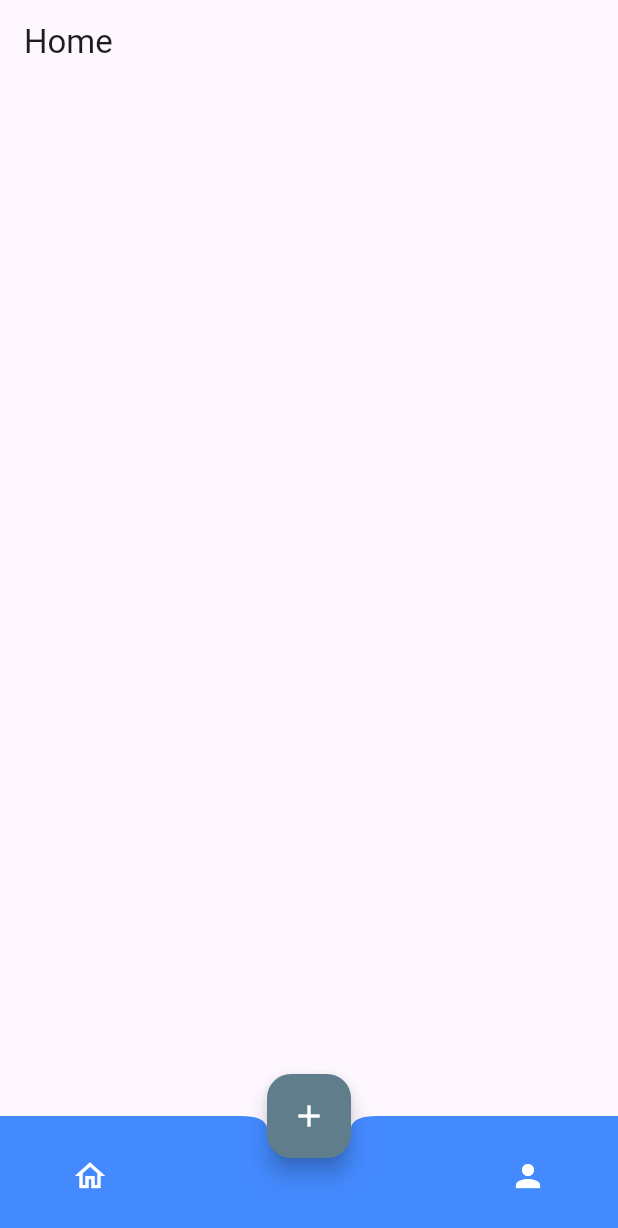
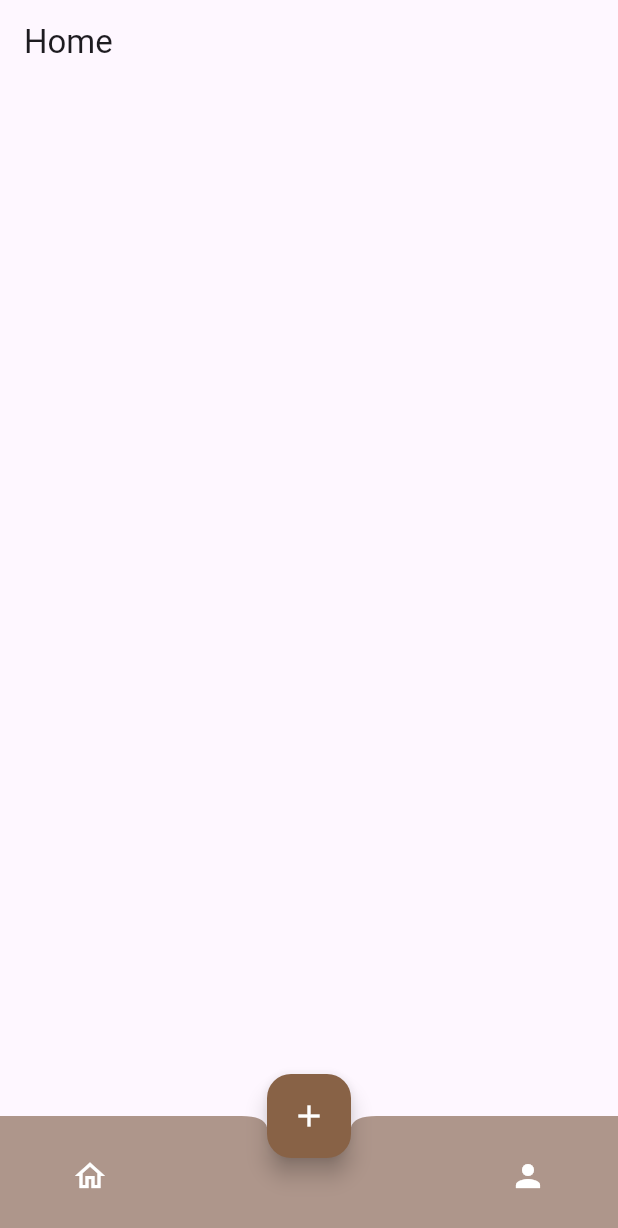
Before and after one commit to Nathan-Augustinov/ITFest, a Flutter app: the screen it shows after launch, on a phone screen of 412 x 824 dp. Shown: the top 1228 px of the screen. Run offline on Flutter 3.47's test engine with Material 3 defaults, Android fonts, the phone set to English and light mode, and no system bars.

Commit message:
Home - added appColors

```diff
--- /dev/null
+++ b/lib/constants/app_colors.dart
@@ -0,0 +1,10 @@
+import 'dart:ui';
+
+class AppColors {
+  static Color navBar = const Color.fromRGBO(174, 150, 139, 255);
+  static Color floatingNavBar = const Color(0xFF886246);
+  static const Color background = Color(0xFFf4f1ef);
+  static const Color green = Color(0xFF9fb071);
+  static const Color yellow = Color(0xFFf7d070);
+  static const Color orange = Color(0xFFee8758);
+}
--- a/lib/home/bottom_nav_bar.dart
+++ b/lib/home/bottom_nav_bar.dart
@@ -1,4 +1,5 @@
 import 'package:flutter/material.dart';
+import 'package:it_fest/constants/app_colors.dart';
 import 'package:it_fest/home/home_screen.dart';
 import 'package:it_fest/profile/profile.dart';
 import 'package:it_fest/task/add_task.dart';
@@ -35,7 +36,7 @@ class _BottomNavBarState extends State<BottomNavBar> {
         },
         hoverElevation: 2,
         //TODO: change color
-        backgroundColor: Colors.blueGrey,
+        backgroundColor: AppColors.floatingNavBar,
         child: const Icon(
           Icons.add,
           color: Colors.white,
@@ -44,10 +45,10 @@ class _BottomNavBarState extends State<BottomNavBar> {
       floatingActionButtonLocation: FloatingActionButtonLocation.centerDocked,
       bottomNavigationBar: BottomAppBar(
         notchMargin: 1,
-        color: Colors.blueAccent,
+        color: AppColors.navBar,
         shape: const CircularNotchedRectangle(),
         child: Container(
-          color: Colors.blueAccent,
+          color: AppColors.navBar,
           height: 55,
           child: Row(
               crossAxisAlignment: CrossAxisAlignment.center,
```
